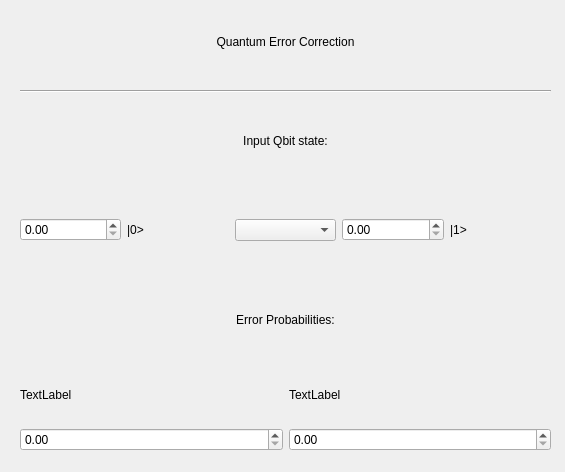
First picture: the form in resource/errorCorrection.ui, repository Quantum-Computing-GP-3/Simulated-Quantum-Computer, before the edit.
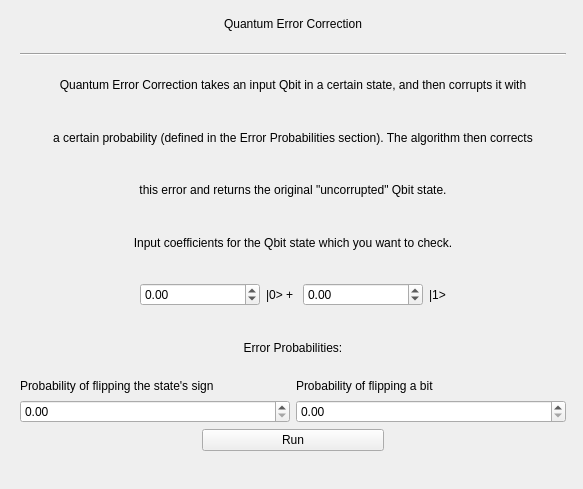
Second picture: the form after the edit.

What changed in the file:
```diff
--- a/resource/errorCorrection.ui
+++ b/resource/errorCorrection.ui
@@ -6,8 +6,8 @@
    <rect>
     <x>0</x>
     <y>0</y>
-    <width>565</width>
-    <height>472</height>
+    <width>583</width>
+    <height>489</height>
    </rect>
   </property>
   <property name="windowTitle">
@@ -18,7 +18,7 @@
     <rect>
      <x>20</x>
      <y>0</y>
-     <width>531</width>
+     <width>546</width>
      <height>451</height>
     </rect>
    </property>
@@ -46,7 +46,37 @@
     <item>
      <widget class="QLabel" name="label_4">
       <property name="text">
-       <string>Input Qbit state:</string>
+       <string>Quantum Error Correction takes an input Qbit in a certain state, and then corrupts it with</string>
+      </property>
+      <property name="alignment">
+       <set>Qt::AlignCenter</set>
+      </property>
+     </widget>
+    </item>
+    <item>
+     <widget class="QLabel" name="label_9">
+      <property name="text">
+       <string>a certain probability (defined in the Error Probabilities section). The algorithm then corrects</string>
+      </property>
+      <property name="alignment">
+       <set>Qt::AlignCenter</set>
+      </property>
+     </widget>
+    </item>
+    <item>
+     <widget class="QLabel" name="label_10">
+      <property name="text">
+       <string>this error and returns the original &quot;uncorrupted&quot; Qbit state.</string>
+      </property>
+      <property name="alignment">
+       <set>Qt::AlignCenter</set>
+      </property>
+     </widget>
+    </item>
+    <item>
+     <widget class="QLabel" name="label_8">
+      <property name="text">
+       <string>Input coefficients for the Qbit state which you want to check.</string>
       </property>
       <property name="alignment">
        <set>Qt::AlignCenter</set>
@@ -56,12 +86,41 @@
     <item>
      <layout class="QHBoxLayout" name="horizontalLayout">
       <item>
-       <widget class="QDoubleSpinBox" name="doubleSpinBox"/>
+       <spacer name="horizontalSpacer_3">
+        <property name="orientation">
+         <enum>Qt::Horizontal</enum>
+        </property>
+        <property name="sizeHint" stdset="0">
+         <size>
+          <width>40</width>
+          <height>20</height>
+         </size>
+        </property>
+       </spacer>
+      </item>
+      <item>
+       <widget class="QDoubleSpinBox" name="AlphaSpin">
+        <property name="sizePolicy">
+         <sizepolicy hsizetype="Expanding" vsizetype="Fixed">
+          <horstretch>0</horstretch>
+          <verstretch>0</verstretch>
+         </sizepolicy>
+        </property>
+        <property name="minimum">
+         <double>-1.000000000000000</double>
+        </property>
+        <property name="maximum">
+         <double>1.000000000000000</double>
+        </property>
+        <property name="singleStep">
+         <double>0.100000000000000</double>
+        </property>
+       </widget>
       </item>
       <item>
        <widget class="QLabel" name="label_2">
         <property name="text">
-         <string>|0&gt;</string>
+         <string>|0&gt; + </string>
         </property>
         <property name="alignment">
          <set>Qt::AlignLeading|Qt::AlignLeft|Qt::AlignVCenter</set>
@@ -69,10 +128,23 @@
        </widget>
       </item>
       <item>
-       <widget class="QComboBox" name="comboBox"/>
-      </item>
-      <item>
-       <widget class="QDoubleSpinBox" name="doubleSpinBox_2"/>
+       <widget class="QDoubleSpinBox" name="BetaSpin">
+        <property name="sizePolicy">
+         <sizepolicy hsizetype="Expanding" vsizetype="Fixed">
+          <horstretch>0</horstretch>
+          <verstretch>0</verstretch>
+         </sizepolicy>
+        </property>
+        <property name="minimum">
+         <double>-1.000000000000000</double>
+        </property>
+        <property name="maximum">
+         <double>1.000000000000000</double>
+        </property>
+        <property name="singleStep">
+         <double>0.100000000000000</double>
+        </property>
+       </widget>
       </item>
       <item>
        <widget class="QLabel" name="label_3">
@@ -81,6 +153,19 @@
         </property>
        </widget>
       </item>
+      <item>
+       <spacer name="horizontalSpacer_4">
+        <property name="orientation">
+         <enum>Qt::Horizontal</enum>
+        </property>
+        <property name="sizeHint" stdset="0">
+         <size>
+          <width>40</width>
+          <height>20</height>
+         </size>
+        </property>
+       </spacer>
+      </item>
      </layout>
     </item>
     <item>
@@ -100,12 +185,19 @@
         <item>
          <widget class="QLabel" name="label_5">
           <property name="text">
-           <string>TextLabel</string>
+           <string>Probability of flipping the state's sign</string>
           </property>
          </widget>
         </item>
         <item>
-         <widget class="QDoubleSpinBox" name="doubleSpinBox_3"/>
+         <widget class="QDoubleSpinBox" name="pSign">
+          <property name="maximum">
+           <double>1.000000000000000</double>
+          </property>
+          <property name="singleStep">
+           <double>0.100000000000000</double>
+          </property>
+         </widget>
         </item>
        </layout>
       </item>
@@ -114,17 +206,70 @@
         <item>
          <widget class="QLabel" name="label_6">
           <property name="text">
-           <string>TextLabel</string>
+           <string>Probability of flipping a bit</string>
           </property>
          </widget>
         </item>
         <item>
-         <widget class="QDoubleSpinBox" name="doubleSpinBox_4"/>
+         <widget class="QDoubleSpinBox" name="PFlip">
+          <property name="maximum">
+           <double>1.000000000000000</double>
+          </property>
+          <property name="singleStep">
+           <double>0.100000000000000</double>
+          </property>
+         </widget>
         </item>
        </layout>
       </item>
      </layout>
     </item>
+    <item>
+     <layout class="QHBoxLayout" name="horizontalLayout_2">
+      <item>
+       <spacer name="horizontalSpacer">
+        <property name="orientation">
+         <enum>Qt::Horizontal</enum>
+        </property>
+        <property name="sizeHint" stdset="0">
+         <size>
+          <width>30</width>
+          <height>20</height>
+         </size>
+        </property>
+       </spacer>
+      </item>
+      <item>
+       <widget class="QPushButton" name="RunQEC">
+        <property name="sizePolicy">
+         <sizepolicy hsizetype="Expanding" vsizetype="Fixed">
+          <horstretch>0</horstretch>
+          <verstretch>0</verstretch>
+         </sizepolicy>
+        </property>
+        <property name="text">
+         <string>Run</string>
+        </property>
+       </widget>
+      </item>
+      <item>
+       <spacer name="horizontalSpacer_2">
+        <property name="orientation">
+         <enum>Qt::Horizontal</enum>
+        </property>
+        <property name="sizeType">
+         <enum>QSizePolicy::Expanding</enum>
+        </property>
+        <property name="sizeHint" stdset="0">
+         <size>
+          <width>30</width>
+          <height>20</height>
+         </size>
+        </property>
+       </spacer>
+      </item>
+     </layout>
+    </item>
    </layout>
   </widget>
  </widget>
```
